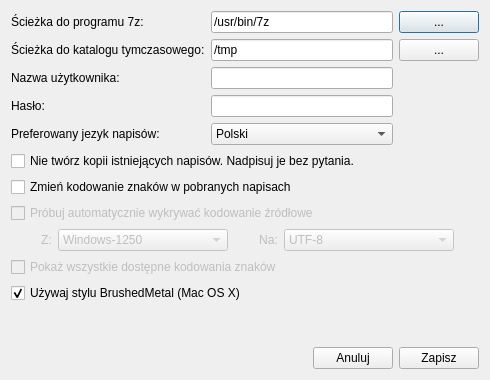
Above: ui/frmoptions.ui from QNapi/qnapi before the change. Below: the same form after it.
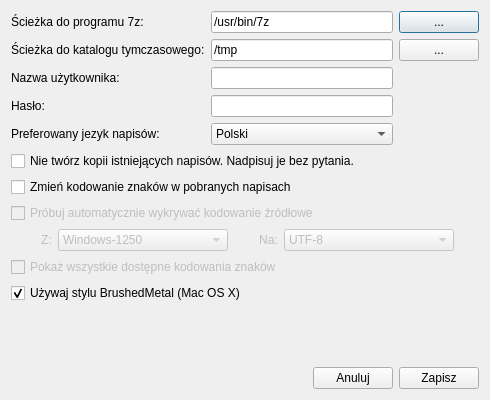
That is the form after the change. Icons and pictures are not drawn.

```diff
--- a/ui/frmoptions.ui
+++ b/ui/frmoptions.ui
@@ -6,19 +6,19 @@
     <x>0</x>
     <y>0</y>
     <width>490</width>
-    <height>380</height>
+    <height>400</height>
    </rect>
   </property>
   <property name="minimumSize" >
    <size>
     <width>490</width>
-    <height>380</height>
+    <height>400</height>
    </size>
   </property>
   <property name="maximumSize" >
    <size>
     <width>490</width>
-    <height>380</height>
+    <height>400</height>
    </size>
   </property>
   <property name="baseSize" >
```
Left out of the diff: 2 changed lines with no effect on the pictures.
